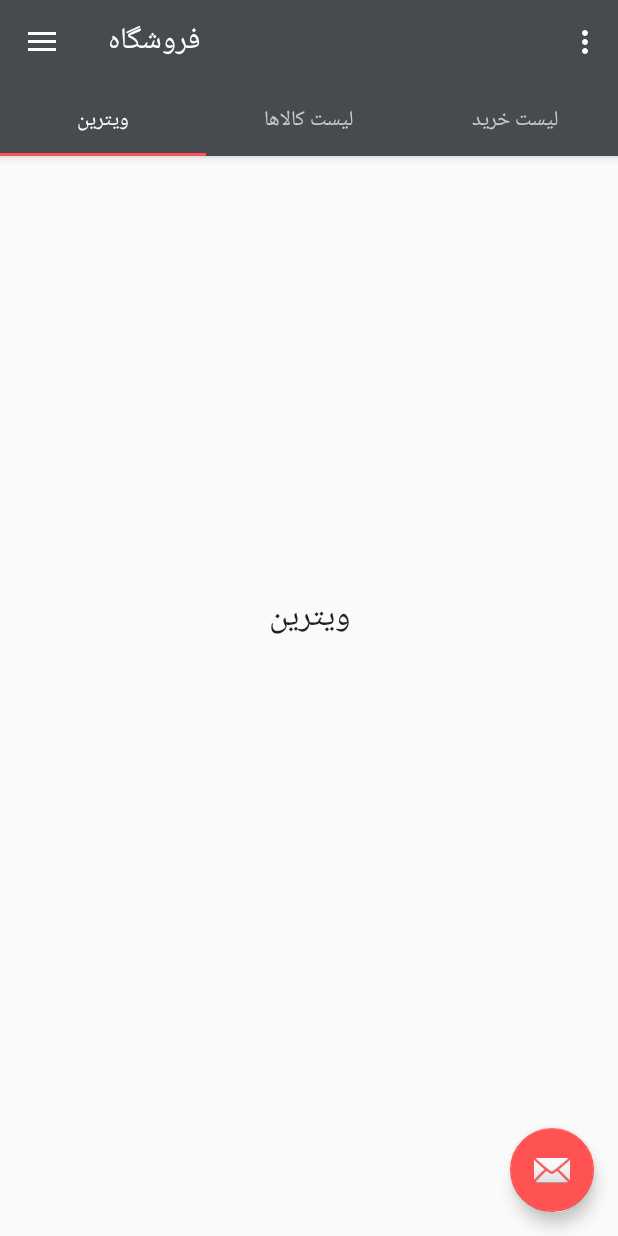
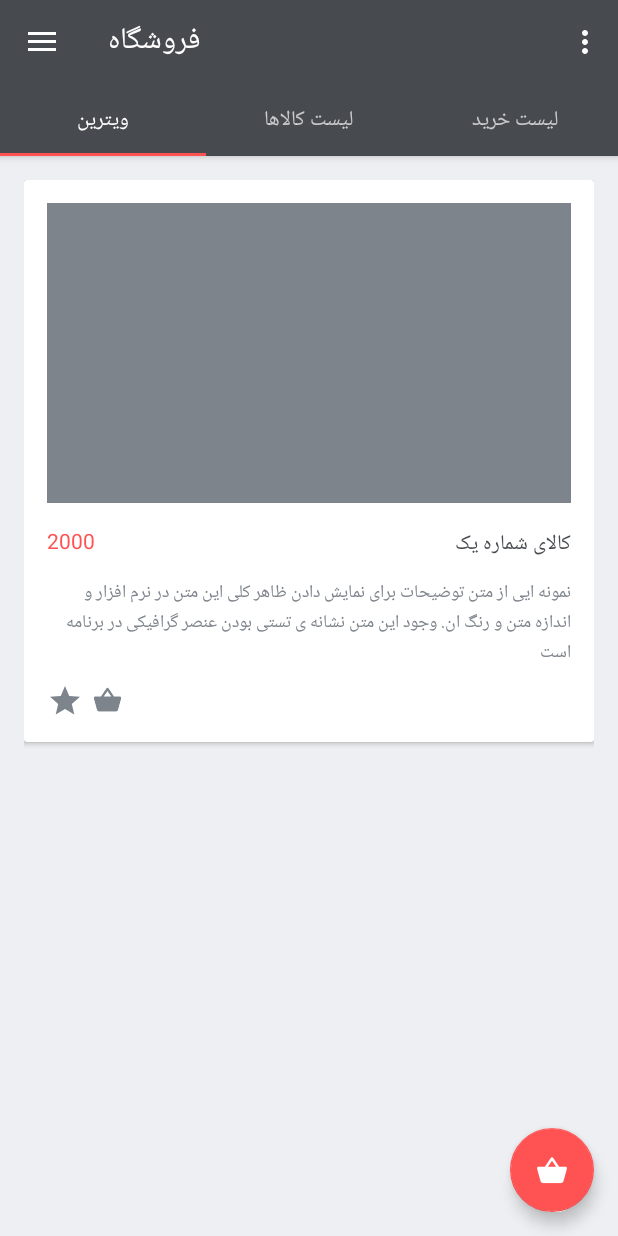
Before and after one commit to mtorabi/OnlineStore, an Android app: the screen it shows after launch (MainActivity), on a phone screen of 412 x 824 dp. Run offline under Robolectric (Android 15) with nearby library versions, the phone set to English and light mode, and no system bars.

Commit message:
second from home

```diff
--- a/app/build.gradle
+++ b/app/build.gradle
@@ -23,4 +23,6 @@ dependencies {
     compile fileTree(include: ['*.jar'], dir: 'libs')
     compile 'com.android.support:appcompat-v7:24.1.1'
     compile 'com.android.support:design:24.1.1'
+    compile 'com.android.support:cardview-v7:24.1.1'
+    compile 'com.android.support:recyclerview-v7:24.1.1'
 }
--- a/app/src/main/java/com/razanpardazesh/onlinestore/PageFragment.java
+++ b/app/src/main/java/com/razanpardazesh/onlinestore/PageFragment.java
@@ -31,6 +31,11 @@ public class PageFragment extends Fragment {
         View rootView = inflater.inflate(R.layout.fragment_page_layout, container, false);
 
         TextView txt = (TextView) rootView.findViewById(R.id.page_number_label);
+        View cardBox = (View) rootView.findViewById(R.id.cardBox);
+
+        cardBox.setVisibility(View.GONE);
+        txt.setVisibility(View.VISIBLE);
+
         int page = getArguments().getInt(ARG_PAGE_NUMBER, -1);
 
         String temp = "";
@@ -38,7 +43,8 @@ public class PageFragment extends Fragment {
         switch (page)
         {
             case 1:
-                temp = "ویترین";
+                cardBox.setVisibility(View.VISIBLE);
+                txt.setVisibility(View.GONE);
                 break;
             case 2:
                 temp =  "لیست کالاها";
--- /dev/null
+++ b/app/src/main/res/drawable/ic_star_gray_24dp.xml
@@ -0,0 +1,9 @@
+<vector xmlns:android="http://schemas.android.com/apk/res/android"
+        android:width="24dp"
+        android:height="24dp"
+        android:viewportWidth="24.0"
+        android:viewportHeight="24.0">
+    <path
+        android:fillColor="#7e848c"
+        android:pathData="M12,17.27L18.18,21l-1.64,-7.03L22,9.24l-7.19,-0.61L12,2 9.19,8.63 2,9.24l5.46,4.73L5.82,21z"/>
+</vector>
--- a/app/src/main/res/drawable/side_nav_bar.xml
+++ b/app/src/main/res/drawable/side_nav_bar.xml
@@ -2,8 +2,8 @@
     android:shape="rectangle">
     <gradient
         android:angle="135"
-        android:centerColor="#4CAF50"
-        android:endColor="#2E7D32"
-        android:startColor="#81C784"
+        android:centerColor="@color/colorPrimary"
+        android:endColor="@color/colorPrimary"
+        android:startColor="@color/colorPrimary"
         android:type="linear" />
 </shape>
--- a/app/src/main/res/layout/app_bar_main.xml
+++ b/app/src/main/res/layout/app_bar_main.xml
@@ -7,6 +7,10 @@
     android:fitsSystemWindows="true"
     tools:context="com.razanpardazesh.onlinestore.MainActivity">
 
+    <LinearLayout
+        android:layout_width="match_parent"
+        android:layout_height="wrap_content"
+        android:orientation="vertical">
 
         <android.support.design.widget.AppBarLayout
             android:layout_width="match_parent"
@@ -24,17 +28,19 @@
                 android:id="@+id/tabs"
                 android:layout_width="match_parent"
                 android:layout_height="wrap_content"
-            app:tabMode="fixed"
-            app:tabGravity="fill" />
+                app:tabGravity="fill"
+                app:tabMode="fixed" />
         </android.support.design.widget.AppBarLayout>
 
         <include layout="@layout/content_main" />
+    </LinearLayout>
+
     <android.support.design.widget.FloatingActionButton
         android:id="@+id/fab"
         android:layout_width="wrap_content"
         android:layout_height="wrap_content"
         android:layout_gravity="bottom|end"
         android:layout_margin="@dimen/fab_margin"
-        app:srcCompat="@android:drawable/ic_dialog_email" />
+        app:srcCompat="@drawable/ic_basket_white_48" />
 
 </android.support.design.widget.CoordinatorLayout>
--- a/app/src/main/res/layout/content_main.xml
+++ b/app/src/main/res/layout/content_main.xml
@@ -1,8 +1,9 @@
 <?xml version="1.0" encoding="utf-8"?>
 <LinearLayout xmlns:android="http://schemas.android.com/apk/res/android"
     xmlns:app="http://schemas.android.com/apk/res-auto"
-    android:orientation="vertical" android:padding="4dip"
+    android:orientation="vertical"
     android:gravity="center_horizontal"
+    android:background="@color/colorPrimaryBack"
     android:layout_width="match_parent" android:layout_height="match_parent">
 
     <android.support.v4.view.ViewPager xmlns:android="http://schemas.android.com/apk/res/android"
@@ -10,6 +11,7 @@
         android:id="@+id/pager"
         android:layout_width="match_parent"
         android:layout_height="match_parent"
+
         tools:context="net.voidynullness.android.tabitytabs.TabLayoutActivity">
 
     </android.support.v4.view.ViewPager>
--- a/app/src/main/res/layout/fragment_page_layout.xml
+++ b/app/src/main/res/layout/fragment_page_layout.xml
@@ -14,4 +14,74 @@
         android:gravity="center"
         android:layout_centerVertical="true" />
 
+    <android.support.v7.widget.CardView
+        android:layout_width="match_parent"
+        android:id="@+id/cardBox"
+        android:layout_height="wrap_content"
+        android:background="#fff"
+        >
+
+        <RelativeLayout
+            android:layout_width="match_parent"
+            android:padding="15dp"
+            android:layout_height="match_parent">
+
+            <ImageView
+                android:id="@+id/imgImage"
+                android:layout_width="match_parent"
+                android:layout_height="200dp"
+                android:src="@color/colorPrimaryDark" />
+
+            <TextView
+                android:id="@+id/txtTitle"
+                android:layout_width="wrap_content"
+                android:layout_height="wrap_content"
+                android:layout_alignParentRight="true"
+                android:layout_below="@id/imgImage"
+                android:layout_marginTop="15dp"
+                android:text="@string/sample_title"
+                android:textColor="@color/colorPrimary"
+                android:textSize="14sp" />
+
+            <TextView
+                android:id="@+id/txtDescription"
+                android:layout_width="wrap_content"
+                android:layout_height="wrap_content"
+                android:layout_alignParentRight="true"
+                android:layout_below="@id/txtTitle"
+                android:layout_marginTop="10dp"
+                android:text="@string/sample_description"
+                android:textColor="@color/colorPrimaryDark"
+                android:textSize="12sp" />
+
+            <TextView
+                android:layout_width="wrap_content"
+                android:layout_height="wrap_content"
+                android:layout_below="@id/imgImage"
+                android:layout_marginTop="15dp"
+                android:text="@string/sample_price"
+                android:textColor="@color/colorAccent"
+                android:textSize="14sp" />
+
+            <ImageView
+                android:id="@+id/imgStar"
+                android:layout_width="24dp"
+                android:layout_height="24dp"
+                android:layout_marginTop="10dp"
+                android:layout_below="@+id/txtDescription"
+                android:src="@drawable/ic_star_gray_24dp" />
+            <ImageView
+                android:id="@+id/imgBasket"
+                android:layout_width="22dp"
+                android:layout_height="22dp"
+                android:layout_marginLeft="5dp"
+                android:layout_toRightOf="@id/imgStar"
+                android:layout_marginTop="10dp"
+                android:layout_below="@+id/txtDescription"
+                android:src="@drawable/ic_basket_gray_48" />
+
+        </RelativeLayout>
+
+    </android.support.v7.widget.CardView>
+
 </RelativeLayout>
--- a/app/src/main/res/layout/nav_header_main.xml
+++ b/app/src/main/res/layout/nav_header_main.xml
@@ -23,13 +23,13 @@
         android:layout_width="match_parent"
         android:layout_height="wrap_content"
         android:paddingTop="@dimen/nav_header_vertical_spacing"
-        android:text="Android Studio"
+        android:text="@string/app_name"
         android:textAppearance="@style/TextAppearance.AppCompat.Body1" />
 
     <TextView
         android:id="@+id/textView"
         android:layout_width="wrap_content"
         android:layout_height="wrap_content"
-        android:text="android.studio@android.com" />
+        android:text="@string/app_address" />
 
 </LinearLayout>
--- a/app/src/main/res/values/colors.xml
+++ b/app/src/main/res/values/colors.xml
@@ -3,4 +3,5 @@
     <color name="colorPrimary">#474a4f</color>
     <color name="colorPrimaryDark">#7e848c</color>
     <color name="colorAccent">#ff5252</color>
+    <color name="colorPrimaryBack">#edeff2</color>
 </resources>
--- a/app/src/main/res/values/strings.xml
+++ b/app/src/main/res/values/strings.xml
@@ -1,5 +1,6 @@
 <resources>
     <string name="app_name">OnlineStore</string>
+    <string name="app_address">www.razanpardazesh.com</string>
     <string name="action_settings">Settings</string>
     <string name="section_format">Hello World from section: %1$d</string>
     <string name="title_activity_main2">Main2Activity</string>
@@ -8,4 +9,7 @@
     <string name="navigation_drawer_close">Close navigation drawer</string>
     <string name="title_activity_main">فروشگاه</string>
     <string name="title_activity_product">ProductActivity</string>
+    <string name="sample_title">کالای شماره یک</string>
+    <string name="sample_price">2000</string>
+    <string name="sample_description">نمونه ایی از متن توضیحات برای نمایش دادن ظاهر کلی این متن در نرم افزار و اندازه متن و رنگ ان. وجود این متن نشانه ی تستی بودن عنصر گرافیکی در برنامه است</string>
 </resources>
--- a/build.gradle
+++ b/build.gradle
@@ -15,6 +15,7 @@ buildscript {
 allprojects {
     repositories {
         jcenter()
+        mavenCentral()
     }
 }
 
```
Also changed, not shown: app/src/main/res/drawable/ic_star_black_24dp.xml (added, +9 -0 lines), app/src/main/res/layout/cardview_large_product.xml (added, +69 -0 lines), app/src/main/res/drawable-xhdpi/ic_basket_gray_48.png (added), app/src/main/res/drawable-xhdpi/ic_basket_white_48.png (added). Lines whose indentation alone changed are shown as unchanged.
